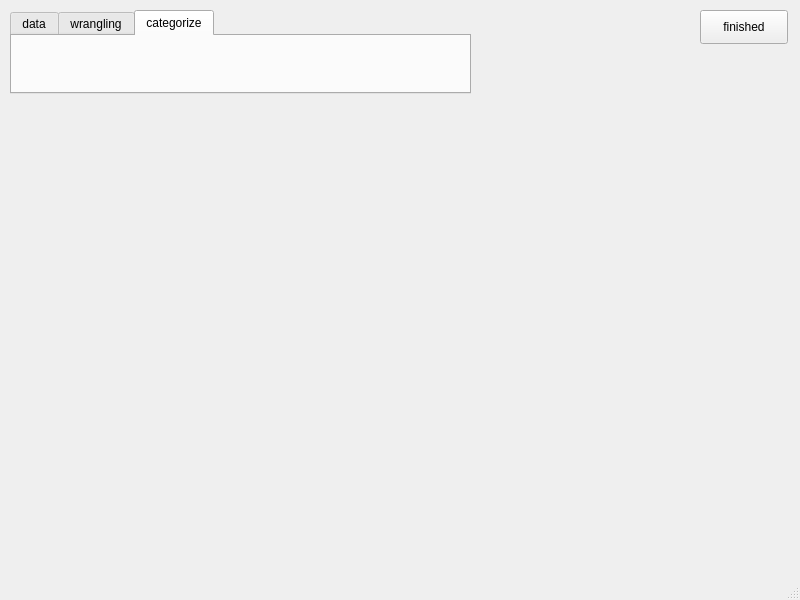
zielaskowski/banking, file qt_gui/main_window.ui: the form before one commit.
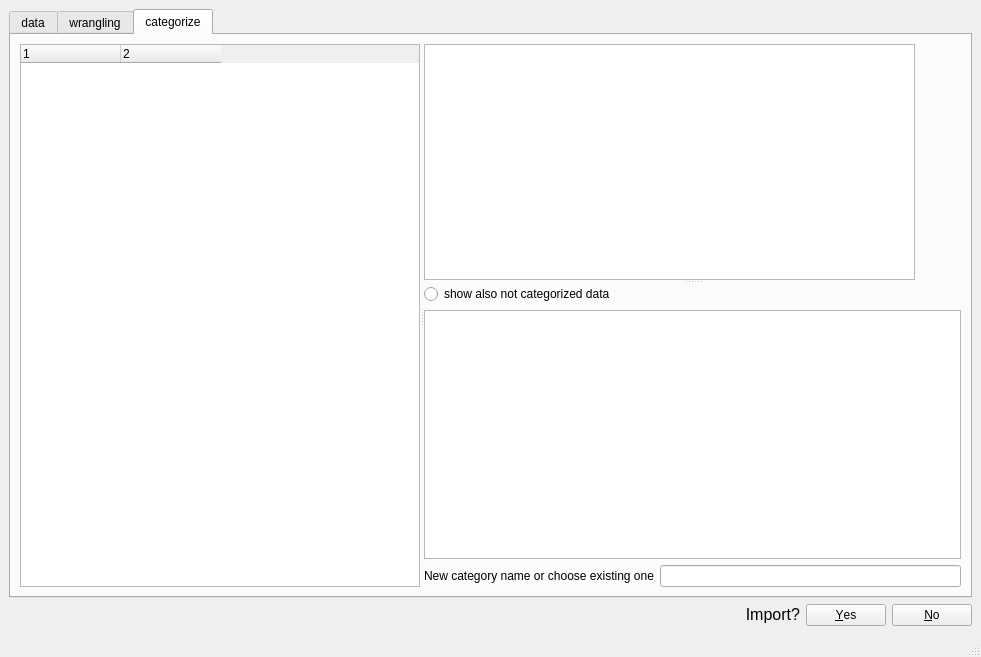
The form after the commit. The open tabs and pages were chosen to show the change. Icons and pictures are not drawn.

Patch:
```diff
--- a/qt_gui/main_window.ui
+++ b/qt_gui/main_window.ui
@@ -6,55 +6,141 @@
    <rect>
     <x>0</x>
     <y>0</y>
-    <width>800</width>
-    <height>600</height>
+    <width>981</width>
+    <height>657</height>
    </rect>
   </property>
+  <property name="sizePolicy">
+   <sizepolicy hsizetype="MinimumExpanding" vsizetype="MinimumExpanding">
+    <horstretch>0</horstretch>
+    <verstretch>0</verstretch>
+   </sizepolicy>
+  </property>
   <property name="minimumSize">
    <size>
-    <width>800</width>
-    <height>600</height>
+    <width>600</width>
+    <height>400</height>
    </size>
   </property>
   <property name="windowTitle">
    <string>MainWindow</string>
   </property>
   <widget class="QWidget" name="centralwidget">
-   <widget class="QTabWidget" name="tabMenu">
-    <property name="geometry">
-     <rect>
-      <x>10</x>
-      <y>10</y>
-      <width>461</width>
-      <height>84</height>
-     </rect>
-    </property>
-    <property name="sizePolicy">
-     <sizepolicy hsizetype="Expanding" vsizetype="Expanding">
-      <horstretch>0</horstretch>
-      <verstretch>0</verstretch>
-     </sizepolicy>
-    </property>
-    <property name="maximumSize">
-     <size>
-      <width>461</width>
-      <height>331</height>
-     </size>
-    </property>
-    <property name="currentIndex">
-     <number>0</number>
-    </property>
-    <widget class="QWidget" name="data">
-     <attribute name="title">
-      <string>data</string>
-     </attribute>
-     <layout class="QHBoxLayout" name="horizontalLayout_2">
-      <item>
-       <layout class="QHBoxLayout" name="horizontalLayout">
+   <layout class="QVBoxLayout" name="verticalLayout_4">
+    <item>
+     <widget class="QTabWidget" name="tabMenu">
+      <property name="sizePolicy">
+       <sizepolicy hsizetype="Expanding" vsizetype="Expanding">
+        <horstretch>0</horstretch>
+        <verstretch>0</verstretch>
+       </sizepolicy>
+      </property>
+      <property name="maximumSize">
+       <size>
+        <width>11111111</width>
+        <height>11111111</height>
+       </size>
+      </property>
+      <property name="currentIndex">
+       <number>0</number>
+      </property>
+      <widget class="QWidget" name="data">
+       <property name="sizePolicy">
+        <sizepolicy hsizetype="Expanding" vsizetype="Expanding">
+         <horstretch>0</horstretch>
+         <verstretch>0</verstretch>
+        </sizepolicy>
+       </property>
+       <attribute name="title">
+        <string>data</string>
+       </attribute>
+       <layout class="QVBoxLayout" name="verticalLayout_3">
         <item>
-         <widget class="QPushButton" name="open_DB">
-          <property name="text">
-           <string>open DB</string>
+         <layout class="QVBoxLayout" name="verticalLayout">
+          <item>
+           <layout class="QHBoxLayout" name="horizontalLayout">
+            <item>
+             <widget class="QPushButton" name="openDB_btn">
+              <property name="statusTip">
+               <string>select SQlite file to load. Save current DB.</string>
+              </property>
+              <property name="text">
+               <string>open DB</string>
+              </property>
+             </widget>
+            </item>
+            <item>
+             <widget class="QPushButton" name="newDB_btn">
+              <property name="statusTip">
+               <string>create new empty SQlite3 file. Save current DB.</string>
+              </property>
+              <property name="text">
+               <string>new DB</string>
+              </property>
+             </widget>
+            </item>
+            <item>
+             <widget class="QPushButton" name="save_asDB_btn">
+              <property name="statusTip">
+               <string>save opened DB under new name and opens it</string>
+              </property>
+              <property name="text">
+               <string>save as DB</string>
+              </property>
+             </widget>
+            </item>
+           </layout>
+          </item>
+          <item>
+           <layout class="QHBoxLayout" name="horizontalLayout_2">
+            <item>
+             <widget class="QPushButton" name="imp_btn">
+              <property name="statusTip">
+               <string>import words from TXT file and append to active DB</string>
+              </property>
+              <property name="text">
+               <string>import TXT or DB</string>
+              </property>
+             </widget>
+            </item>
+            <item>
+             <widget class="QPushButton" name="export_btn">
+              <property name="statusTip">
+               <string>export current DB to TXT file (tab separated)</string>
+              </property>
+              <property name="text">
+               <string>export TXT</string>
+              </property>
+             </widget>
+            </item>
+           </layout>
+          </item>
+          <item>
+           <widget class="QLabel" name="db_stat_txt">
+            <property name="sizePolicy">
+             <sizepolicy hsizetype="Expanding" vsizetype="Expanding">
+              <horstretch>0</horstretch>
+              <verstretch>0</verstretch>
+             </sizepolicy>
+            </property>
+            <property name="text">
+             <string>&lt;html&gt;&lt;head/&gt;&lt;body&gt;&lt;p&gt;dates from dd/mm/yyyy to dd/mm/yyyy&lt;/p&gt;&lt;p&gt;banks: ipko, raifaisen raifaisen_kredyt&lt;/p&gt;&lt;p&gt;number of rows: 1000&lt;/p&gt;&lt;p&gt;number of categorized rows: 300(30%)&lt;/p&gt;&lt;p&gt;&lt;br/&gt;&lt;/p&gt;&lt;/body&gt;&lt;/html&gt;</string>
+            </property>
+           </widget>
+          </item>
+         </layout>
+        </item>
+       </layout>
+      </widget>
+      <widget class="QWidget" name="wrangling">
+       <attribute name="title">
+        <string>wrangling</string>
+       </attribute>
+       <layout class="QHBoxLayout" name="horizontalLayout_3">
+        <item>
+         <widget class="QSplitter" name="splitter_3">
+          <property name="orientation">
+           <enum>Qt::Vertical</enum>
           </property>
          </widget>
         </item>
@@ -65,41 +151,218 @@
           </property>
          </widget>
         </item>
+       </layout>
+      </widget>
+      <widget class="QWidget" name="cat">
+       <attribute name="title">
+        <string>categorize</string>
+       </attribute>
+       <layout class="QVBoxLayout" name="verticalLayout_6">
         <item>
-         <widget class="QPushButton" name="save_DB">
-          <property name="text">
-           <string>save DB</string>
+         <widget class="QSplitter" name="splitter_2">
+          <property name="orientation">
+           <enum>Qt::Horizontal</enum>
           </property>
+          <widget class="QTreeWidget" name="tree_db">
+           <property name="sizePolicy">
+            <sizepolicy hsizetype="Minimum" vsizetype="Expanding">
+             <horstretch>0</horstretch>
+             <verstretch>0</verstretch>
+            </sizepolicy>
+           </property>
+           <property name="minimumSize">
+            <size>
+             <width>50</width>
+             <height>0</height>
+            </size>
+           </property>
+           <property name="contextMenuPolicy">
+            <enum>Qt::ActionsContextMenu</enum>
+           </property>
+           <property name="columnCount">
+            <number>2</number>
+           </property>
+           <attribute name="headerCascadingSectionResizes">
+            <bool>true</bool>
+           </attribute>
+           <attribute name="headerStretchLastSection">
+            <bool>false</bool>
+           </attribute>
+           <column>
+            <property name="text">
+             <string notr="true">1</string>
+            </property>
+           </column>
+           <column>
+            <property name="text">
+             <string notr="true">2</string>
+            </property>
+           </column>
+          </widget>
+          <widget class="QSplitter" name="splitter">
+           <property name="orientation">
+            <enum>Qt::Vertical</enum>
+           </property>
+           <widget class="QWidget" name="">
+            <layout class="QHBoxLayout" name="horizontalLayout_4">
+             <item>
+              <widget class="QTableWidget" name="cat_view"/>
+             </item>
+             <item>
+              <layout class="QVBoxLayout" name="verticalLayout_2">
+               <item>
+                <widget class="QPushButton" name="addFltr_btn">
+                 <property name="sizePolicy">
+                  <sizepolicy hsizetype="Minimum" vsizetype="Expanding">
+                   <horstretch>0</horstretch>
+                   <verstretch>0</verstretch>
+                  </sizepolicy>
+                 </property>
+                 <property name="text">
+                  <string/>
+                 </property>
+                 <property name="icon">
+                  <iconset resource="res.qrc">
+                   <normaloff>:/icons/resources/add.png</normaloff>:/icons/resources/add.png</iconset>
+                 </property>
+                 <property name="iconSize">
+                  <size>
+                   <width>20</width>
+                   <height>20</height>
+                  </size>
+                 </property>
+                 <property name="flat">
+                  <bool>true</bool>
+                 </property>
+                </widget>
+               </item>
+               <item>
+                <widget class="QPushButton" name="rmFltr_btn">
+                 <property name="sizePolicy">
+                  <sizepolicy hsizetype="Minimum" vsizetype="Expanding">
+                   <horstretch>0</horstretch>
+                   <verstretch>0</verstretch>
+                  </sizepolicy>
+                 </property>
+                 <property name="text">
+                  <string/>
+                 </property>
+                 <property name="icon">
+                  <iconset resource="res.qrc">
+                   <normaloff>:/icons/resources/delete-512.png</normaloff>:/icons/resources/delete-512.png</iconset>
+                 </property>
+                 <property name="iconSize">
+                  <size>
+                   <width>20</width>
+                   <height>20</height>
+                  </size>
+                 </property>
+                 <property name="flat">
+                  <bool>true</bool>
+                 </property>
+                </widget>
+               </item>
+              </layout>
+             </item>
+            </layout>
+           </widget>
+           <widget class="QWidget" name="">
+            <layout class="QVBoxLayout" name="verticalLayout_5">
+             <item>
+              <widget class="QRadioButton" name="also_not_cat">
+               <property name="text">
+                <string>show also not categorized data</string>
+               </property>
+              </widget>
+             </item>
+             <item>
+              <widget class="QTableWidget" name="DB_cat_view">
+               <property name="sizePolicy">
+                <sizepolicy hsizetype="Expanding" vsizetype="Expanding">
+                 <horstretch>1</horstretch>
+                 <verstretch>0</verstretch>
+                </sizepolicy>
+               </property>
+              </widget>
+             </item>
+             <item>
+              <layout class="QHBoxLayout" name="horizontalLayout_6">
+               <item>
+                <widget class="QLabel" name="label_3">
+                 <property name="text">
+                  <string>New category name or choose existing one</string>
+                 </property>
+                </widget>
+               </item>
+               <item>
+                <widget class="QLineEdit" name="new_cat_name"/>
+               </item>
+              </layout>
+             </item>
+            </layout>
+           </widget>
+          </widget>
          </widget>
         </item>
        </layout>
+      </widget>
+     </widget>
+    </item>
+    <item>
+     <layout class="QHBoxLayout" name="horizontalLayout_8">
+      <item>
+       <widget class="QLabel" name="import_info">
+        <property name="enabled">
+         <bool>true</bool>
+        </property>
+        <property name="sizePolicy">
+         <sizepolicy hsizetype="Expanding" vsizetype="Fixed">
+          <horstretch>0</horstretch>
+          <verstretch>0</verstretch>
+         </sizepolicy>
+        </property>
+        <property name="font">
+         <font>
+          <pointsize>12</pointsize>
+          <kerning>true</kerning>
+         </font>
+        </property>
+        <property name="layoutDirection">
+         <enum>Qt::LeftToRight</enum>
+        </property>
+        <property name="text">
+         <string>Import?</string>
+        </property>
+        <property name="alignment">
+         <set>Qt::AlignRight|Qt::AlignTrailing|Qt::AlignVCenter</set>
+        </property>
+       </widget>
+      </item>
+      <item>
+       <widget class="QDialogButtonBox" name="import_status_btn">
+        <property name="sizePolicy">
+         <sizepolicy hsizetype="Fixed" vsizetype="Fixed">
+          <horstretch>0</horstretch>
+          <verstretch>0</verstretch>
+         </sizepolicy>
+        </property>
+        <property name="layoutDirection">
+         <enum>Qt::LeftToRight</enum>
+        </property>
+        <property name="orientation">
+         <enum>Qt::Horizontal</enum>
+        </property>
+        <property name="standardButtons">
+         <set>QDialogButtonBox::No|QDialogButtonBox::Yes</set>
+        </property>
+        <property name="centerButtons">
+         <bool>true</bool>
+        </property>
+       </widget>
       </item>
      </layout>
-    </widget>
-    <widget class="QWidget" name="wrangling">
-     <attribute name="title">
-      <string>wrangling</string>
-     </attribute>
-    </widget>
-    <widget class="QWidget" name="cat">
-     <attribute name="title">
-      <string>categorize</string>
-     </attribute>
-    </widget>
-   </widget>
-   <widget class="QPushButton" name="finished">
-    <property name="geometry">
-     <rect>
-      <x>700</x>
-      <y>10</y>
-      <width>88</width>
-      <height>34</height>
-     </rect>
-    </property>
-    <property name="text">
-     <string>finished</string>
-    </property>
-   </widget>
+    </item>
+   </layout>
   </widget>
   <widget class="QStatusBar" name="statusbar"/>
   <action name="actionopen_DB">
```
Left out of the diff: 28 changed lines with no effect on the pictures.
